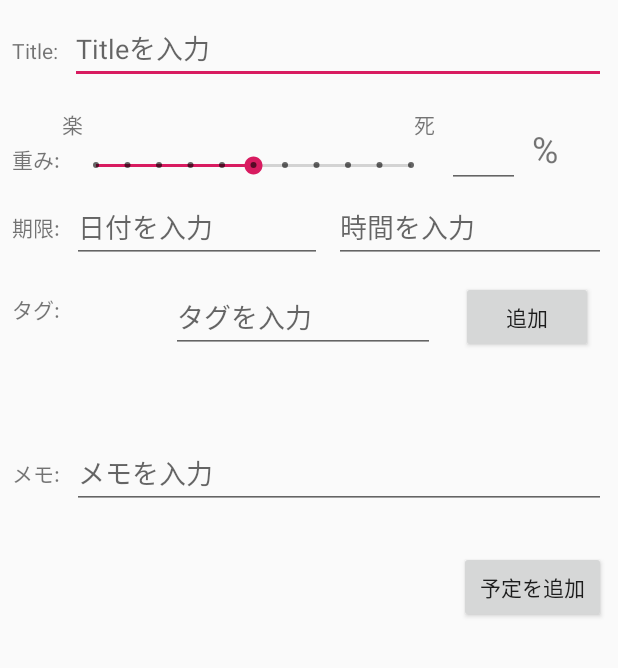
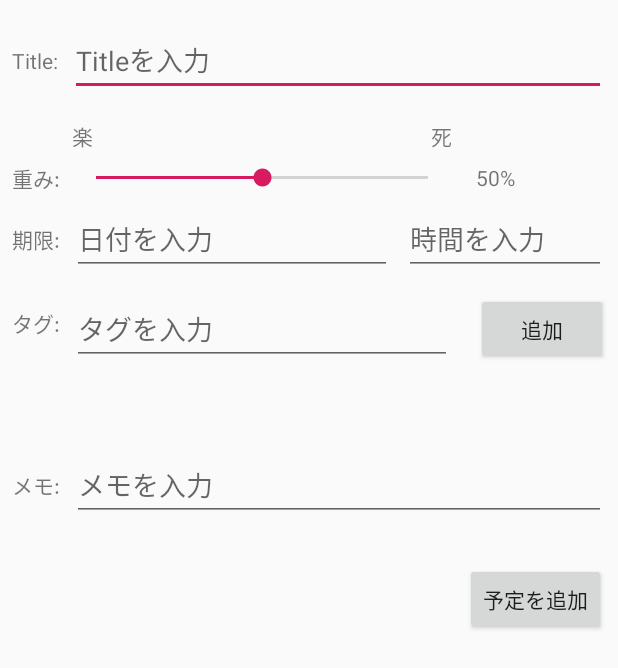
Before and after one commit to kiesproject/yabamiru, an Android app: the layout app_edit.xml on its own in the app's theme, with its tools: preview values and no code run, on a phone screen of 412 x 824 dp. Shown: the top 668 px of the screen. Run offline under Robolectric (Android 15) with nearby library versions, the phone set to English and light mode, and no system bars.

Commit message:
レイアウトの改良

```diff
--- a/app/src/main/res/layout/app_edit.xml
+++ b/app/src/main/res/layout/app_edit.xml
@@ -12,38 +12,36 @@
             android:layout_height="wrap_content"
             android:layout_marginEnd="8dp"
             android:layout_marginStart="8dp"
-        android:layout_marginTop="8dp"
+            android:layout_marginTop="16dp"
             android:ems="10"
-        android:hint="Titleを入力"
+            android:hint="@string/input_hint_title"
             android:inputType="textPersonName"
             app:layout_constraintEnd_toEndOf="parent"
             app:layout_constraintStart_toEndOf="@+id/text_title"
-        app:layout_constraintTop_toTopOf="parent" />
+            app:layout_constraintTop_toTopOf="parent"/>
 
     <SeekBar
             android:id="@+id/edit_seekBar"
-        style="@style/Widget.AppCompat.SeekBar.Discrete"
             android:layout_width="0dp"
             android:layout_height="wrap_content"
             android:layout_marginEnd="8dp"
             android:layout_marginStart="8dp"
             android:layout_marginTop="8dp"
-        android:max="10"
-        android:progress="5"
+            android:max="100"
+            android:progress="50"
             app:layout_constraintEnd_toStartOf="@+id/edit_guideline_right"
-        app:layout_constraintHorizontal_bias="0.14"
             app:layout_constraintStart_toEndOf="@+id/text_weight"
-        app:layout_constraintTop_toBottomOf="@+id/text_easy" />
+            app:layout_constraintTop_toBottomOf="@+id/text_easy"/>
 
     <TextView
             android:id="@+id/text_weight"
             android:layout_width="wrap_content"
             android:layout_height="wrap_content"
             android:layout_marginStart="8dp"
-        android:layout_marginTop="52dp"
-        android:text="重み:"
+            android:text="@string/title_weight"
             app:layout_constraintStart_toStartOf="parent"
-        app:layout_constraintTop_toBottomOf="@+id/text_title" />
+            app:layout_constraintTop_toTopOf="@+id/edit_seekBar"
+            app:layout_constraintBottom_toBottomOf="@+id/edit_seekBar"/>
 
     <TextView
         android:id="@+id/text_deadline"
@@ -52,7 +50,7 @@
         android:layout_marginBottom="8dp"
         android:layout_marginStart="8dp"
         android:layout_marginTop="8dp"
-        android:text="期限:"
+        android:text="@string/title_deadline"
         app:layout_constraintBottom_toBottomOf="@+id/edit_date"
         app:layout_constraintStart_toStartOf="parent"
         app:layout_constraintTop_toTopOf="@+id/edit_date" />
@@ -61,15 +59,13 @@
             android:id="@+id/edit_date"
             android:layout_width="0dp"
             android:layout_height="wrap_content"
-        android:layout_marginEnd="8dp"
             android:layout_marginStart="8dp"
             android:layout_marginTop="8dp"
             android:ems="10"
-        android:hint="日付を入力"
+            android:hint="@string/input_hint_day"
             android:inputType="date"
-        app:layout_constraintEnd_toStartOf="@+id/edit_guideline_center"
             app:layout_constraintStart_toEndOf="@+id/text_deadline"
-        app:layout_constraintTop_toBottomOf="@+id/edit_seekBar" />
+            app:layout_constraintTop_toBottomOf="@+id/edit_seekBar"/>
 
     <EditText
         android:id="@+id/edit_time"
@@ -78,7 +74,7 @@
         android:layout_marginEnd="8dp"
         android:layout_marginStart="8dp"
         android:ems="10"
-        android:hint="時間を入力"
+        android:hint="@string/input_hint_time"
         android:inputType="time"
         app:layout_constraintEnd_toEndOf="parent"
         app:layout_constraintHorizontal_bias="0.0"
@@ -91,12 +87,11 @@
             android:layout_height="wrap_content"
             android:layout_marginBottom="8dp"
             android:layout_marginStart="8dp"
-        android:layout_marginTop="8dp"
-        android:text="タグ:"
-        app:layout_constraintBottom_toBottomOf="@+id/edit_recyclerView"
+            android:text="@string/title_tag"
+            app:layout_constraintBottom_toBottomOf="@+id/edit_tag"
             app:layout_constraintStart_toStartOf="parent"
             app:layout_constraintTop_toTopOf="@+id/edit_tag"
-        app:layout_constraintVertical_bias="0.0" />
+    />
 
     <android.support.v7.widget.RecyclerView
             android:id="@+id/edit_recyclerView"
@@ -107,9 +102,8 @@
             android:layout_marginTop="8dp"
             android:clipToPadding="false"
             app:layout_constraintEnd_toEndOf="parent"
-        app:layout_constraintHorizontal_bias="0.0"
             app:layout_constraintStart_toEndOf="@+id/text_tag"
-        app:layout_constraintTop_toBottomOf="@+id/edit_tag" />
+            app:layout_constraintTop_toBottomOf="@+id/edit_tag"/>
 
     <TextView
         android:id="@+id/text_memo"
@@ -118,7 +112,7 @@
         android:layout_marginBottom="8dp"
         android:layout_marginStart="8dp"
         android:layout_marginTop="8dp"
-        android:text="メモ:"
+        android:text="@string/title_memo"
         app:layout_constraintBottom_toBottomOf="@+id/edit_memo"
         app:layout_constraintStart_toStartOf="parent"
         app:layout_constraintTop_toTopOf="@+id/edit_memo" />
@@ -127,32 +121,28 @@
             android:id="@+id/text_dead"
             android:layout_width="wrap_content"
             android:layout_height="wrap_content"
-        android:layout_marginEnd="8dp"
-        android:text="死"
-        app:layout_constraintEnd_toStartOf="@+id/edit_guideline_right"
-        app:layout_constraintTop_toTopOf="@+id/text_easy" />
+            android:text="@string/dead"
+            app:layout_constraintTop_toTopOf="@+id/text_easy" app:layout_constraintEnd_toEndOf="@+id/edit_seekBar"/>
 
     <TextView
             android:id="@+id/text_easy"
             android:layout_width="wrap_content"
             android:layout_height="0dp"
-        android:layout_marginEnd="8dp"
             android:layout_marginTop="16dp"
-        android:text="楽"
-        app:layout_constraintEnd_toStartOf="@+id/edit_seekBar"
+            android:text="@string/easy"
             app:layout_constraintStart_toStartOf="@+id/edit_seekBar"
-        app:layout_constraintTop_toBottomOf="@+id/edit_title" />
+            app:layout_constraintTop_toBottomOf="@+id/edit_title"/>
 
     <TextView
             android:id="@+id/text_title"
             android:layout_width="wrap_content"
             android:layout_height="wrap_content"
             android:layout_marginStart="8dp"
-        android:layout_marginTop="24dp"
             android:gravity="start"
-        android:text="Title:"
+            android:text="@string/title_title"
             app:layout_constraintStart_toStartOf="parent"
-        app:layout_constraintTop_toTopOf="parent" />
+            app:layout_constraintTop_toTopOf="@+id/edit_title"
+            app:layout_constraintBottom_toBottomOf="@+id/edit_title"/>
 
     <EditText
         android:id="@+id/edit_memo"
@@ -163,7 +153,7 @@
         android:layout_marginTop="48dp"
         android:ems="10"
         android:gravity="start"
-        android:hint="メモを入力"
+        android:hint="@string/input_hint_memo"
         android:inputType="textMultiLine"
         android:maxLines="10"
         app:layout_constraintEnd_toEndOf="parent"
@@ -177,45 +167,28 @@
             android:layout_height="wrap_content"
             android:layout_marginEnd="8dp"
             android:layout_marginStart="8dp"
-        android:text="追加"
+            android:text="@string/add"
             app:layout_constraintEnd_toEndOf="parent"
             app:layout_constraintHorizontal_bias="0.111"
             app:layout_constraintStart_toStartOf="@+id/edit_guideline_right"
-        app:layout_constraintTop_toTopOf="@+id/edit_tag" />
+            app:layout_constraintTop_toTopOf="@+id/edit_tag" app:layout_constraintBottom_toBottomOf="@+id/edit_tag"/>
 
     <android.support.constraint.Guideline
             android:id="@+id/edit_guideline_right"
             android:layout_width="wrap_content"
             android:layout_height="wrap_content"
             android:orientation="vertical"
-        app:layout_constraintGuide_begin="298dp" />
-
-    <android.support.constraint.Guideline
-        android:id="@+id/edit_guideline"
-        android:layout_width="wrap_content"
-        android:layout_height="wrap_content"
-        android:orientation="vertical"
-        app:layout_constraintGuide_end="298dp" />
-
-    <android.support.constraint.Guideline
-        android:id="@+id/edit_guideline_width"
-        android:layout_width="wrap_content"
-        android:layout_height="wrap_content"
-        android:orientation="horizontal"
-        app:layout_constraintGuide_begin="72dp" />
+            app:layout_constraintGuide_percent="0.75"/>
 
     <Button
             android:id="@+id/button_add"
             android:layout_width="0dp"
             android:layout_height="wrap_content"
             android:layout_marginEnd="8dp"
-        android:layout_marginStart="8dp"
             android:layout_marginTop="28dp"
-        android:text="予定を追加"
+            android:text="@string/add_plan"
             app:layout_constraintEnd_toEndOf="parent"
-        app:layout_constraintHorizontal_bias="1.0"
-        app:layout_constraintStart_toStartOf="@+id/edit_guideline_right"
-        app:layout_constraintTop_toBottomOf="@+id/edit_memo" />
+            app:layout_constraintTop_toBottomOf="@+id/edit_memo"/>
 
     <EditText
             android:id="@+id/edit_tag"
@@ -224,53 +197,23 @@
             android:layout_marginEnd="8dp"
             android:layout_marginTop="12dp"
             android:ems="10"
-        android:hint="タグを入力"
+            android:hint="@string/input_hint_tag"
             android:inputType="textPersonName"
             app:layout_constraintEnd_toStartOf="@+id/edit_guideline_right"
             app:layout_constraintHorizontal_bias="0.956"
-        app:layout_constraintStart_toStartOf="@+id/edit_guideline"
-        app:layout_constraintTop_toBottomOf="@+id/edit_date" />
-
-    <EditText
-        android:id="@+id/editText2"
-        android:layout_width="0dp"
-        android:layout_height="wrap_content"
-        android:layout_marginEnd="8dp"
-        android:ems="10"
-        android:inputType="textPersonName"
-        android:textSize="24sp"
-        app:layout_constraintEnd_toStartOf="@+id/edit_guideline_right2"
-        app:layout_constraintHorizontal_bias="1.0"
-        app:layout_constraintStart_toStartOf="@+id/edit_guideline_right"
-        app:layout_constraintTop_toTopOf="@+id/edit_guideline_width" />
-
-    <android.support.constraint.Guideline
-        android:id="@+id/edit_guideline_right2"
-        android:layout_width="wrap_content"
-        android:layout_height="wrap_content"
-        android:orientation="vertical"
-        app:layout_constraintGuide_begin="355dp" />
+            app:layout_constraintTop_toBottomOf="@+id/edit_date" app:layout_constraintStart_toEndOf="@+id/text_tag"
+            android:layout_marginStart="8dp"/>
 
     <TextView
             android:id="@+id/textView"
             android:layout_width="0dp"
             android:layout_height="wrap_content"
-        android:layout_marginBottom="8dp"
             android:layout_marginEnd="8dp"
-        android:layout_marginTop="8dp"
-        android:text="%"
-        android:textSize="24sp"
-        app:layout_constraintBottom_toBottomOf="@+id/editText2"
             app:layout_constraintEnd_toEndOf="parent"
-        app:layout_constraintHorizontal_bias="0.0"
-        app:layout_constraintStart_toStartOf="@+id/edit_guideline_right2"
-        app:layout_constraintTop_toTopOf="@+id/editText2" />
-
-    <android.support.constraint.Guideline
-        android:id="@+id/edit_guideline_center"
-        android:layout_width="wrap_content"
-        android:layout_height="wrap_content"
-        android:orientation="vertical"
-        app:layout_constraintGuide_begin="223dp" />
+            tools:text="50%"
+            android:layout_marginStart="8dp"
+            app:layout_constraintTop_toTopOf="@+id/edit_seekBar"
+            app:layout_constraintBottom_toBottomOf="@+id/edit_seekBar"
+            app:layout_constraintStart_toStartOf="@+id/edit_guideline_right"/>
 
 </android.support.constraint.ConstraintLayout>
--- a/app/src/main/res/values/strings.xml
+++ b/app/src/main/res/values/strings.xml
@@ -56,5 +56,19 @@
     <string name="card_dead_line">Dead Line : %1$2d/%2$d  %3$d:%4$d</string>
     <string name="card_title">Title : %1$s</string>
     <string name="card_percent">%1$d%%</string>
+    <string name="input_hint_title">Titleを入力</string>
+    <string name="title_weight">重み:</string>
+    <string name="title_deadline">期限:</string>
+    <string name="input_hint_day">日付を入力</string>
+    <string name="input_hint_time">時間を入力</string>
+    <string name="title_tag">タグ:</string>
+    <string name="title_memo">メモ:</string>
+    <string name="dead">死</string>
+    <string name="easy">楽</string>
+    <string name="title_title">Title:</string>
+    <string name="input_hint_memo">メモを入力</string>
+    <string name="add">追加</string>
+    <string name="add_plan">予定を追加</string>
+    <string name="input_hint_tag">タグを入力</string>
 
 </resources>
```
Lines whose indentation alone changed are shown as unchanged.
